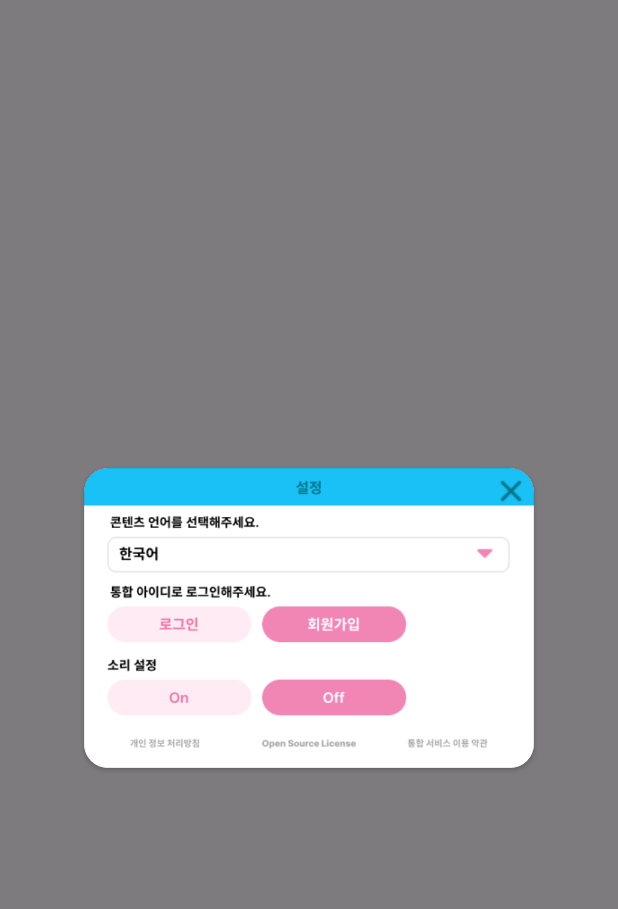
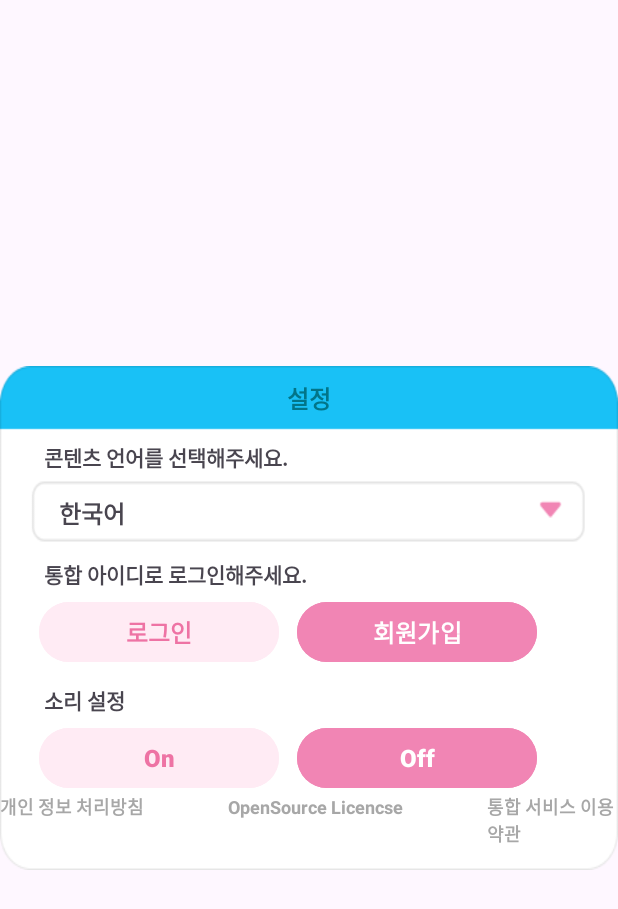
Before and after one commit to JiYoun0216/LetsPlay-main, an Android app: the layout setting_popup.xml on its own in the app's theme, with its tools: preview values and no code run, on a phone screen of 412 x 824 dp. Shown: the top 909 px of the screen. Run offline under Robolectric (Android 15) with nearby library versions, the phone set to English and light mode, and no system bars.

Commit message:
setting_popup

```diff
--- a/app/src/main/res/layout/setting_popup.xml
+++ b/app/src/main/res/layout/setting_popup.xml
@@ -1,50 +1,153 @@
 <?xml version="1.0" encoding="utf-8"?>
-<androidx.constraintlayout.widget.ConstraintLayout
+<FrameLayout
     xmlns:android="http://schemas.android.com/apk/res/android"
-    xmlns:app="http://schemas.android.com/apk/res-auto"
-    android:layout_width="match_parent"
-    android:layout_height="match_parent"
-    android:background="#80000000">
+    android:layout_width="wrap_content"
+    android:layout_height="wrap_content"
+    android:orientation="vertical"
+    android:background="@drawable/setting_popup"
+    android:layout_gravity="center"
+    android:gravity="center">
 
-    <!-- 팝업창 컨테이너 -->
-    <androidx.cardview.widget.CardView
-        android:layout_width="300dp"
-        android:layout_height="200dp"
-        android:layout_gravity="center"
-        android:background="#FFFFFF"
-        app:cardCornerRadius="16dp"
-        app:layout_constraintTop_toTopOf="parent"
-        app:layout_constraintBottom_toBottomOf="parent"
-        app:layout_constraintStart_toStartOf="parent"
-        app:layout_constraintEnd_toEndOf="parent">
+    <TextView
+        android:layout_width="wrap_content"
+        android:layout_height="wrap_content"
+        android:text="설정"
+        android:layout_marginTop="9dp"
+        android:layout_gravity="center_horizontal"
+        android:layout_marginBottom="25dp"
+        android:textStyle="bold"
+        android:textColor="@color/bluegreen"
+        android:textSize="16dp"/>
 
-        <androidx.constraintlayout.widget.ConstraintLayout
-            android:layout_width="match_parent"
-            android:layout_height="match_parent">
+    <ImageButton
+        android:layout_width="48dp"
+        android:layout_height="48dp"
+        android:src="@drawable/x_button"
+        android:layout_marginTop="-2dp"
+        android:layout_marginStart="466dp"
+        android:background="@null"
+        android:contentDescription="x_button"/>
 
-            <ImageView
-                android:layout_width="300dp"
-                android:layout_height="200dp"
-                android:src="@drawable/setting_popup"
-                android:scaleType="fitXY"
-                app:layout_constraintTop_toTopOf="parent"
-                app:layout_constraintBottom_toBottomOf="parent"
-                app:layout_constraintStart_toStartOf="parent"
-                app:layout_constraintEnd_toEndOf="parent" />
+    <TextView
+        android:layout_width="wrap_content"
+        android:layout_height="wrap_content"
+        android:layout_marginStart="29dp"
+        android:layout_marginTop="50dp"
+        android:layout_marginBottom="20dp"
+        android:text="콘텐츠 언어를 선택해주세요."
+        android:textStyle="bold"
+        android:textSize="14sp"/>
 
-            <ImageButton
-                android:id="@+id/x_button"
-                android:layout_width="24dp"
-                android:layout_height="24dp"
-                android:src="@drawable/x_button"
-                android:background="@null"
-                app:layout_constraintTop_toTopOf="parent"
-                app:layout_constraintEnd_toEndOf="parent"
-                android:layout_margin="3.5dp"
-                android:contentDescription="닫기 버튼" />
+    <TextView
+        android:layout_width="wrap_content"
+        android:layout_height="wrap_content"
+        android:layout_marginStart="39dp"
+        android:layout_marginTop="86dp"
+        android:text="한국어"
+        android:textSize="16dp"
+        android:textStyle="bold"/>
 
+    <TextView
+        android:layout_width="wrap_content"
+        android:layout_height="wrap_content"
+        android:layout_marginStart="29dp"
+        android:layout_marginTop="128dp"
+        android:layout_marginBottom="20dp"
+        android:text="통합 아이디로 로그인해주세요."
+        android:textStyle="bold"
+        android:textSize="14sp"/>
 
-        </androidx.constraintlayout.widget.ConstraintLayout>
-    </androidx.cardview.widget.CardView>
+    <LinearLayout
+        android:layout_width="wrap_content"
+        android:layout_height="wrap_content"
+        android:layout_marginTop="153dp"
+        android:layout_marginStart="26dp">
 
-</androidx.constraintlayout.widget.ConstraintLayout>
+        <Button
+            android:layout_width="160dp"
+            android:layout_height="48dp"
+            android:layout_marginEnd="12dp"
+            android:backgroundTint="#FFEBF4"
+            android:text="로그인"
+            android:textStyle="bold"
+            android:textSize="16dp"
+            android:textColor="#EE73A4"/>
+        <Button
+            android:layout_width="160dp"
+            android:layout_height="48dp"
+            android:backgroundTint="#F185B4"
+            android:text="회원가입"
+            android:textStyle="bold"
+            android:textSize="16dp"
+            android:textColor="#FFFFFF"/>
+    </LinearLayout>
+
+    <TextView
+        android:layout_width="wrap_content"
+        android:layout_height="wrap_content"
+        android:layout_marginStart="29dp"
+        android:layout_marginTop="212dp"
+        android:layout_marginBottom="20dp"
+        android:text="소리 설정"
+        android:textStyle="bold"
+        android:textSize="14sp"/>
+
+    <LinearLayout
+        android:layout_width="wrap_content"
+        android:layout_height="wrap_content"
+        android:layout_marginTop="237dp"
+        android:layout_marginStart="26dp">
+
+        <Button
+            android:layout_width="160dp"
+            android:layout_height="48dp"
+            android:layout_marginEnd="12dp"
+            android:backgroundTint="#FFEBF4"
+            android:text="On"
+            android:textStyle="bold"
+            android:textSize="16dp"
+            android:textColor="#EE73A4"/>
+        <Button
+            android:layout_width="160dp"
+            android:layout_height="48dp"
+            android:backgroundTint="#F185B4"
+            android:text="Off"
+            android:textStyle="bold"
+            android:textSize="16dp"
+            android:textColor="#FFFFFF"/>
+    </LinearLayout>
+
+    <LinearLayout
+        android:layout_width="wrap_content"
+        android:layout_height="wrap_content"
+        android:layout_gravity="bottom |center"
+        android:layout_marginBottom="15dp"
+        >
+
+        <TextView
+            android:layout_width="wrap_content"
+            android:layout_height="wrap_content"
+            android:text="개인 정보 처리방침"
+            android:textColor="#A7A7A7"
+            android:textSize="12sp"
+            android:textStyle="bold"/>
+        <TextView
+            android:layout_width="wrap_content"
+            android:layout_height="wrap_content"
+            android:layout_marginStart="56dp"
+            android:layout_marginEnd="56dp"
+            android:text="OpenSource Licencse"
+            android:textColor="#A7A7A7"
+            android:textSize="12sp"
+            android:textStyle="bold"/>
+        <TextView
+            android:layout_width="wrap_content"
+            android:layout_height="wrap_content"
+            android:text="통합 서비스 이용 약관"
+            android:textColor="#A7A7A7"
+            android:textSize="12sp"
+            android:textStyle="bold"/>
+
+    </LinearLayout>
+
+</FrameLayout>
```
Also changed, not shown: app/src/main/res/drawable/setting_popup.png.
